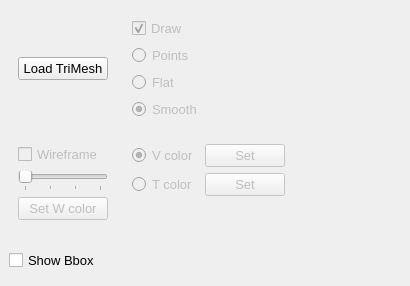
Before: the Qt Designer form Visualizzatore/Visualizzatore/GUI/managers/trimesh_manager.ui in pizza1994/TesiTriennale, drawn with Qt 5.
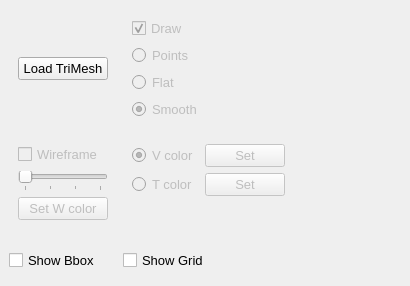
After: the same form once the commit is applied.

Commit message: Grid Funzionante E Visibile!!!

```diff
--- a/Visualizzatore/Visualizzatore/GUI/managers/trimesh_manager.ui
+++ b/Visualizzatore/Visualizzatore/GUI/managers/trimesh_manager.ui
@@ -292,6 +292,13 @@
       </property>
      </widget>
     </item>
+    <item row="2" column="4">
+     <widget class="QCheckBox" name="cbShowGrid">
+      <property name="text">
+       <string>Show Grid</string>
+      </property>
+     </widget>
+    </item>
    </layout>
   </widget>
  </widget>
```
The commit also changes 25 other files.
